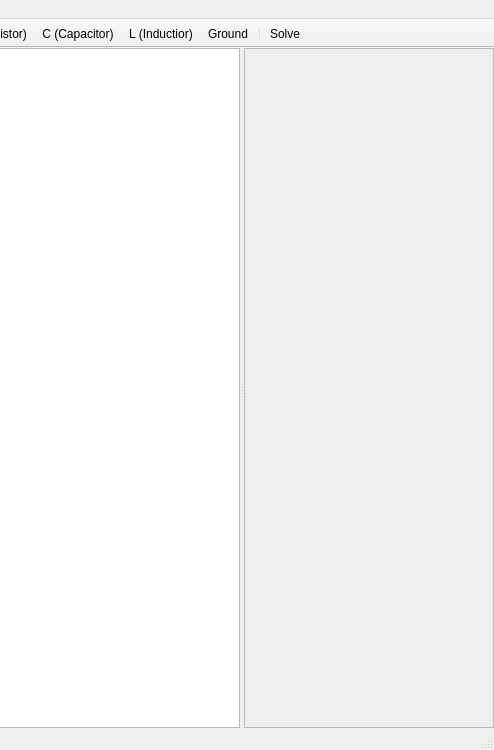
This is mainwindow.ui in sbrepo2022/equiv_solver as Qt 5 draws it before an edit; both pictures show x 456 to 950 and y 0 to 750 of the 950 by 750 pixel window. The edited form follows.
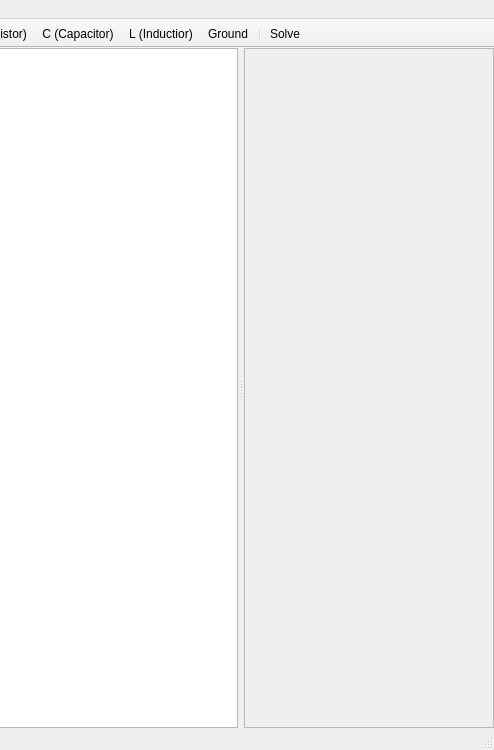
This is the edited form. Icons and pictures are not drawn. Custom widgets are drawn as their Qt base class.

```diff
--- a/mainwindow.ui
+++ b/mainwindow.ui
@@ -32,6 +32,9 @@
       <property name="orientation">
        <enum>Qt::Horizontal</enum>
       </property>
+      <property name="handleWidth">
+       <number>6</number>
+      </property>
       <widget class="FieldView" name="circuitGraphicsView">
        <property name="minimumSize">
         <size>
```
Left out of the diff: 37 changed lines with no effect on the pictures.
